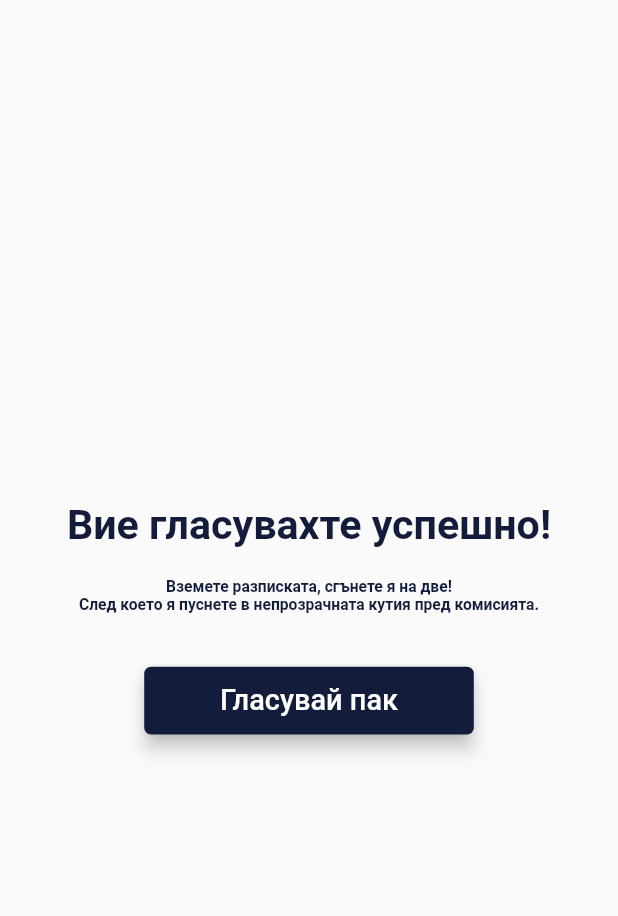
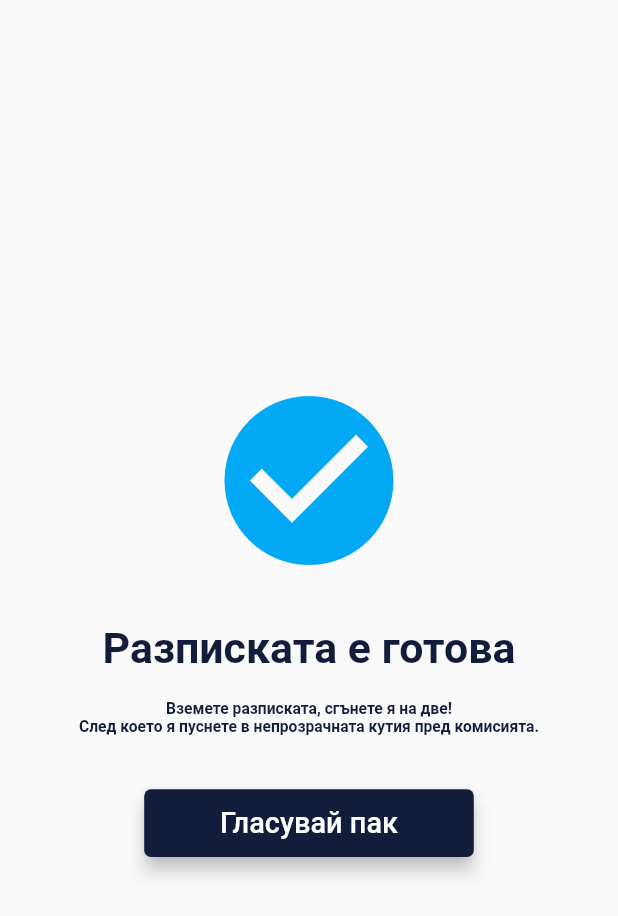
Before and after one commit to AEZakmee/bulgarian_elections_2021, a Flutter app: the VoteSuccessWindow screen opened by its route, on a phone screen of 412 x 824 dp. Shown: the top 916 px of the screen. Run offline on Flutter 3.47's test engine with Material 2 defaults, Android fonts, the phone set to English and light mode, and no system bars.

Commit message:
Change success screen

```diff
--- a/lib/screens/vote_success/components/body.dart
+++ b/lib/screens/vote_success/components/body.dart
@@ -1,3 +1,4 @@
+import 'package:flutter/cupertino.dart';
 import 'package:flutter/material.dart';
 import 'package:mashinno_glasuvane/model/data.dart';
 import 'package:mashinno_glasuvane/size_config.dart';
@@ -15,14 +16,20 @@ class Body extends StatelessWidget {
         child: Column(
           mainAxisAlignment: MainAxisAlignment.center,
           children: [
-            Center(
-              child: Text(
-                'Вие гласувахте успешно!',
-                style: TextStyle(
-                  fontSize: getProportionateScreenWidth(25),
-                  fontWeight: FontWeight.bold,
-                ),
-                maxLines: 1,
+            Spacer(),
+            Icon(
+              Icons.check_circle,
+              color: Colors.lightBlue,
+              size: getProportionateScreenHeight(150),
+            ),
+            SizedBox(
+              height: getProportionateScreenHeight(30),
+            ),
+            Text(
+              "Разписката е готова",
+              style: TextStyle(
+                fontSize: getProportionateScreenWidth(26),
+                fontWeight: FontWeight.bold,
               ),
             ),
             SizedBox(
@@ -51,6 +58,7 @@ class Body extends StatelessWidget {
               size: getProportionateScreenWidth(200),
               verticalSize: getProportionateScreenHeight(50),
             ),
+            Spacer(),
           ],
         ),
       ),
```
